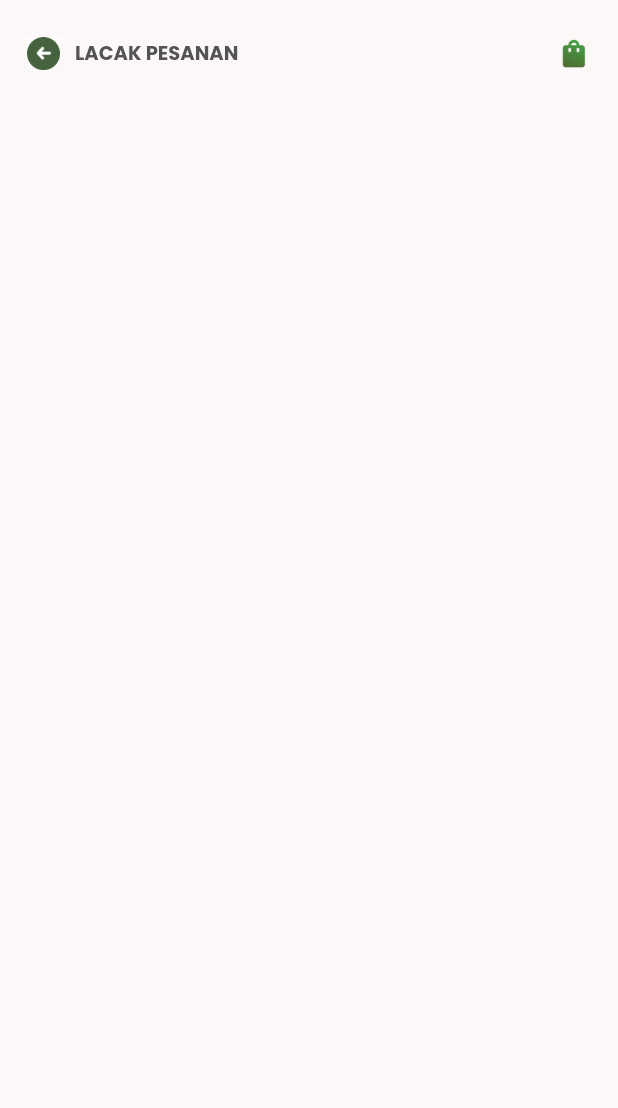
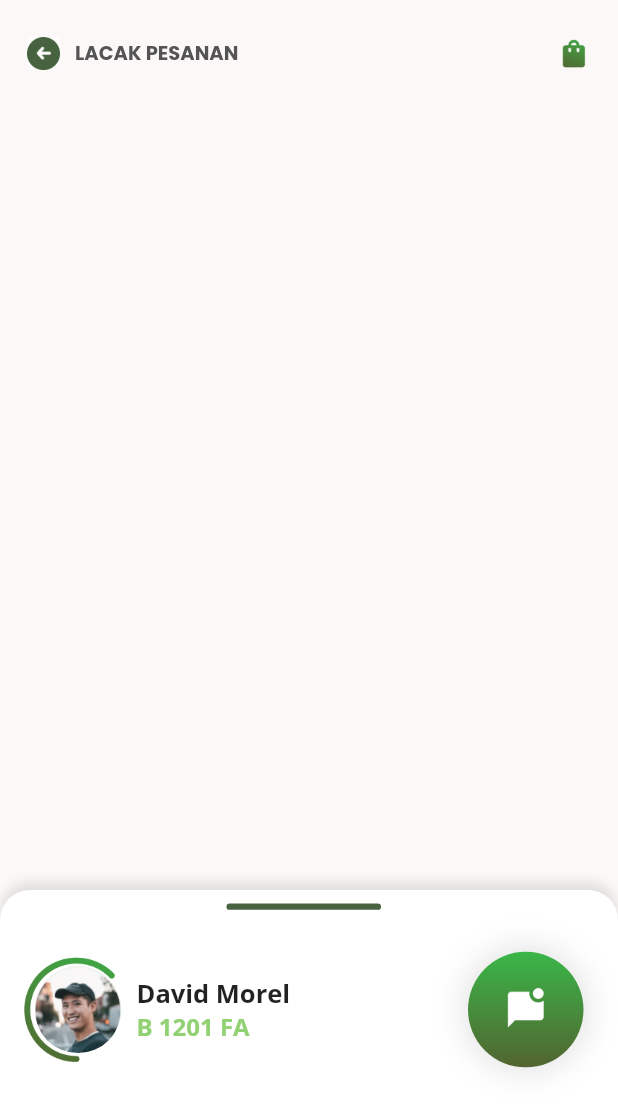
Before and after one commit to Muammarbanana/flutter-test, a Flutter app: the Test1Page screen opened directly, on a phone screen of 412 x 824 dp. Shown: the top 1108 px of the screen. Run offline on Flutter 3.47's test engine with Material 2 defaults, Android fonts, the phone set to English and light mode, and no system bars; our stand-ins replace get.

Commit message:
add sheet first part test1 page done

```diff
--- a/lib/view/test1/test1_page.dart
+++ b/lib/view/test1/test1_page.dart
@@ -15,7 +15,9 @@ class _Test1PageState extends State<Test1Page> {
     return Scaffold(
       backgroundColor: const Color(0xFFFCF8F8),
       body: SafeArea(
-        child: Padding(
+        child: Stack(
+          children: [
+            Padding(
               padding: EdgeInsets.fromLTRB(18, screenHeight * 0.03, 18.43, 0),
               child: Column(
                 crossAxisAlignment: CrossAxisAlignment.start,
@@ -33,6 +35,138 @@ class _Test1PageState extends State<Test1Page> {
                 ],
               ),
             ),
+            DraggableScrollableSheet(
+              initialChildSize: 0.28,
+              minChildSize: 0.28,
+              builder: (context, scrollController) {
+                return SingleChildScrollView(
+                  controller: scrollController,
+                  child: _buildSheet(),
+                );
+              },
+            )
+          ],
+        ),
+      ),
+    );
+  }
+
+  Container _buildSheet() {
+    return Container(
+      padding: const EdgeInsets.fromLTRB(16, 9, 23, 20),
+      width: double.infinity,
+      decoration: BoxDecoration(
+        borderRadius: const BorderRadius.vertical(
+          top: Radius.circular(20),
+        ),
+        color: Colors.white,
+        boxShadow: [
+          BoxShadow(
+            color: Colors.black.withOpacity(0.1),
+            offset: const Offset(0.0, -5.0),
+            blurRadius: 5.0,
+          ),
+        ],
+      ),
+      child: Column(
+        crossAxisAlignment: CrossAxisAlignment.start,
+        children: [
+          Center(
+            child: Container(
+              height: 4.3,
+              width: 103,
+              decoration: BoxDecoration(
+                borderRadius: BorderRadius.circular(7),
+                color: const Color(0xFF47623F),
+              ),
+            ),
+          ),
+          const SizedBox(height: 28),
+          Row(
+            mainAxisAlignment: MainAxisAlignment.spaceBetween,
+            children: [
+              Row(
+                children: [
+                  SizedBox(
+                    height: 70,
+                    width: 65,
+                    child: Stack(
+                      children: [
+                        Align(
+                            alignment: Alignment.centerLeft,
+                            child: Image.asset("assets/vector.png")),
+                        Align(
+                          alignment: Alignment.centerRight,
+                          child: SizedBox(
+                            height: 58,
+                            width: 58,
+                            child: Hero(
+                              tag: "",
+                              child: ClipRRect(
+                                borderRadius: BorderRadius.circular(150),
+                                child: const Image(
+                                  fit: BoxFit.cover,
+                                  image: AssetImage("assets/photo2.jpg"),
+                                ),
+                              ),
+                            ),
+                          ),
+                        ),
+                      ],
+                    ),
+                  ),
+                  const SizedBox(width: 10),
+                  Column(
+                    crossAxisAlignment: CrossAxisAlignment.start,
+                    children: [
+                      Text(
+                        "David Morel",
+                        style: TextStyle(
+                          fontFamily: 'OpenSans',
+                          fontSize: 17,
+                          fontWeight: FontWeight.w600,
+                        ),
+                      ),
+                      Text(
+                        "B 1201 FA",
+                        style: TextStyle(
+                          fontFamily: 'OpenSans',
+                          fontSize: 16,
+                          fontWeight: FontWeight.bold,
+                          color: Color(0xFF92D274),
+                        ),
+                      ),
+                    ],
+                  )
+                ],
+              ),
+              GestureDetector(
+                onTap: () {},
+                child: Container(
+                  padding: const EdgeInsets.all(21),
+                  height: 77,
+                  width: 77,
+                  decoration: BoxDecoration(
+                    borderRadius: BorderRadius.circular(150),
+                    gradient: const LinearGradient(
+                      colors: [Color(0xFF3AB648), Color(0xFF526430)],
+                      begin: FractionalOffset.topCenter,
+                      end: FractionalOffset.bottomCenter,
+                    ),
+                    boxShadow: [
+                      BoxShadow(
+                        color: Colors.black.withOpacity(0.15),
+                        blurRadius: 20.0,
+                      ),
+                    ],
+                  ),
+                  child: Image.asset("assets/phone.png"),
+                ),
+              )
+            ],
+          ),
+          const SizedBox(height: 31),
+        ],
       ),
     );
   }
```
Also changed, not shown: pubspec.yaml (+17 -0 lines), assets/clock.png (added), assets/phone.png (added), assets/photo2.jpg (added), assets/pin.png (added), assets/stroberi.png (added), assets/vector.png (added), fonts/Inter_Bold.ttf (added), fonts/Inter_Regular.ttf (added), fonts/OpenSans_Bold.ttf (added), fonts/OpenSans_Italic.ttf (added), fonts/OpenSans_Regular.ttf (added). Lines whose indentation alone changed are shown as unchanged.
